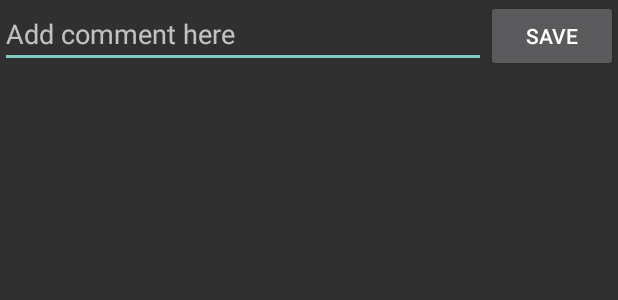
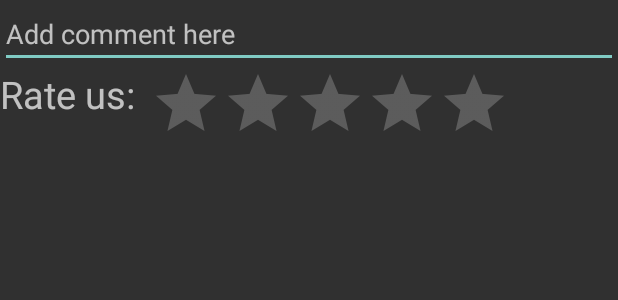
Before and after one commit to M7mdK/Restaurant_Android, an Android app: the layout add_comment_box.xml on its own in the app's theme, with its tools: preview values and no code run, on a phone screen of 412 x 824 dp. Shown: the top 300 px of the screen. Run offline under Robolectric (Android 15) with nearby library versions, the phone set to English and light mode, and no system bars.

Commit message:
Adding rate view bar

```diff
--- a/app/src/main/java/com/example/restaurantratingapp/Comment.kt
+++ b/app/src/main/java/com/example/restaurantratingapp/Comment.kt
@@ -1,3 +1,3 @@
 package com.example.restaurantratingapp
 
-class Comment(var id: String, var userName: String, var commentText: String)
+class Comment(var userId: String, var commentText: String, var commentId: String)
--- a/app/src/main/res/layout/add_comment_box.xml
+++ b/app/src/main/res/layout/add_comment_box.xml
@@ -5,26 +5,31 @@
     android:layout_height="match_parent"
     android:orientation="vertical">
 
+    <EditText
+        android:layout_width="match_parent"
+        android:layout_height="wrap_content"
+        android:hint="Add comment here"
+        android:id="@+id/addCommentText"
+        >
+    </EditText>
     <LinearLayout
         android:layout_width="match_parent"
         android:layout_height="wrap_content"
         android:orientation="horizontal">
-        <EditText
+        <TextView
             android:layout_width="wrap_content"
             android:layout_height="wrap_content"
-            android:layout_weight="1"
-            android:hint="Add comment here"
-            android:id="@+id/addCommentText"
+            android:layout_marginRight="10sp"
+            android:textSize="25dp"
+            android:text="Rate us:"
             >
 
-        </EditText>
-        <Button
+        </TextView>
+        <RatingBar
             android:layout_width="wrap_content"
             android:layout_height="wrap_content"
-            android:id="@+id/saveCommentButton"
-            android:text="save"
             >
 
-        </Button>
+        </RatingBar>
     </LinearLayout>
 </LinearLayout>
--- a/app/src/main/res/layout/comment_item.xml
+++ b/app/src/main/res/layout/comment_item.xml
@@ -27,8 +27,8 @@
         <Button
             android:layout_width="wrap_content"
             android:layout_height="wrap_content"
-            android:text="Edit"
-            android:id="@+id/editCommentButton"
+            android:text="Delete"
+            android:id="@+id/deleteCommentButton"
             >
 
         </Button>
--- a/app/src/main/res/layout/home_page.xml
+++ b/app/src/main/res/layout/home_page.xml
@@ -4,7 +4,7 @@
     xmlns:tools="http://schemas.android.com/tools"
     android:layout_width="match_parent"
     android:layout_height="match_parent"
-    android:background="#A3BCCF"
+    android:background="@color/background"
     tools:context=".MainActivity">
 
     <androidx.recyclerview.widget.RecyclerView
@@ -15,7 +15,6 @@
         android:layout_marginTop="16dp"
         android:layout_marginEnd="8dp"
         android:layout_marginBottom="16dp"
-        android:background="#A3BCCF"
         android:clipToPadding="false"
         android:paddingTop="10dp"
         android:scrollbars="vertical"
--- a/app/src/main/res/layout/restaurant_item.xml
+++ b/app/src/main/res/layout/restaurant_item.xml
@@ -4,6 +4,7 @@
     android:layout_width="match_parent"
     android:layout_height="wrap_content"
     android:layout_margin="10dp"
+    android:background="#484848"
     android:orientation="horizontal"
     >
 
--- a/app/src/main/res/layout/restaurant_specific_page.xml
+++ b/app/src/main/res/layout/restaurant_specific_page.xml
@@ -6,7 +6,7 @@ xmlns:tools="http://schemas.android.com/tools"
 android:layout_width="match_parent"
 android:layout_height="match_parent"
     android:orientation="vertical"
-android:background="#C4D3DF"
+android:background="@color/background"
 tools:context=".MainActivity"
     >
 
@@ -72,7 +72,6 @@ tools:context=".MainActivity"
         android:id="@+id/AddComment"
         android:layout_width="wrap_content"
         android:layout_height="wrap_content"
-        android:backgroundTint="#FFFFFF"
         android:text="@string/add_comment"
         android:textColor="#000000"
         android:textSize="14sp"
--- a/app/src/main/res/layout/signup_page.xml
+++ b/app/src/main/res/layout/signup_page.xml
@@ -14,7 +14,6 @@
         android:layout_marginTop="16dp"
         android:backgroundTint="#FFFFFF"
         android:text="@string/sign_up_page"
-        android:textColor="@color/black"
         android:textSize="34sp"
 
         android:textStyle="normal|bold"
@@ -32,7 +31,6 @@
         android:importantForAutofill="no"
         android:inputType="textEmailAddress"
         android:textAlignment="center"
-        android:textColor="@color/black"
         app:layout_constraintEnd_toEndOf="parent"
         app:layout_constraintStart_toStartOf="parent"
         app:layout_constraintTop_toBottomOf="@+id/EnterEamilText"
@@ -49,7 +47,6 @@
 
         android:inputType="textPassword"
         android:textAlignment="center"
-        android:textColor="@color/black"
         app:layout_constraintEnd_toEndOf="parent"
         app:layout_constraintHorizontal_bias="0.527"
         app:layout_constraintStart_toStartOf="parent"
@@ -62,7 +59,6 @@
         android:layout_height="wrap_content"
         android:layout_marginTop="24dp"
         android:text="@string/enter_e_mail"
-        android:textColor="@color/black"
         android:textSize="20sp"
 
         android:textStyle="normal|bold"
@@ -76,7 +72,7 @@
         android:layout_height="wrap_content"
         android:layout_marginTop="16dp"
         android:text="@string/enter_password"
-        android:textColor="@color/black"
+
         android:textSize="20sp"
 
         android:textStyle="normal|bold"
--- a/app/src/main/res/values/colors.xml
+++ b/app/src/main/res/values/colors.xml
@@ -9,5 +9,5 @@
     <color name="white">#FFFFFFFF</color>
     <color name="DisLike">#F44336</color>
     <color name="Like">#16CA1F</color>
-    <color name="background">#C4D3DF</color>
+    <color name="background">#181818</color>
 </resources>
--- a/app/src/main/res/values/strings.xml
+++ b/app/src/main/res/values/strings.xml
@@ -10,7 +10,7 @@
     <string name="mac">MAC</string>
     <string name="papajohns">papajohns</string>
     <string name="location">Location</string>
-    <string name="add_comment">Add Comment</string>
+    <string name="add_comment">Add Review</string>
     <string name="phone_number">Phone Number</string>
     <string name="kfc">KFC</string>
     <string name="goldstar">goldstar</string>
```
Also changed, not shown: app/src/main/java/com/example/restaurantratingapp/CommentAdapter.kt (+19 -7 lines), app/src/main/java/com/example/restaurantratingapp/LoginPage.kt (+10 -1 lines), app/src/main/java/com/example/restaurantratingapp/RestaurantSpecificPage.kt (+26 -14 lines), app/src/main/res/layout/login_page.xml (+3 -7 lines).
